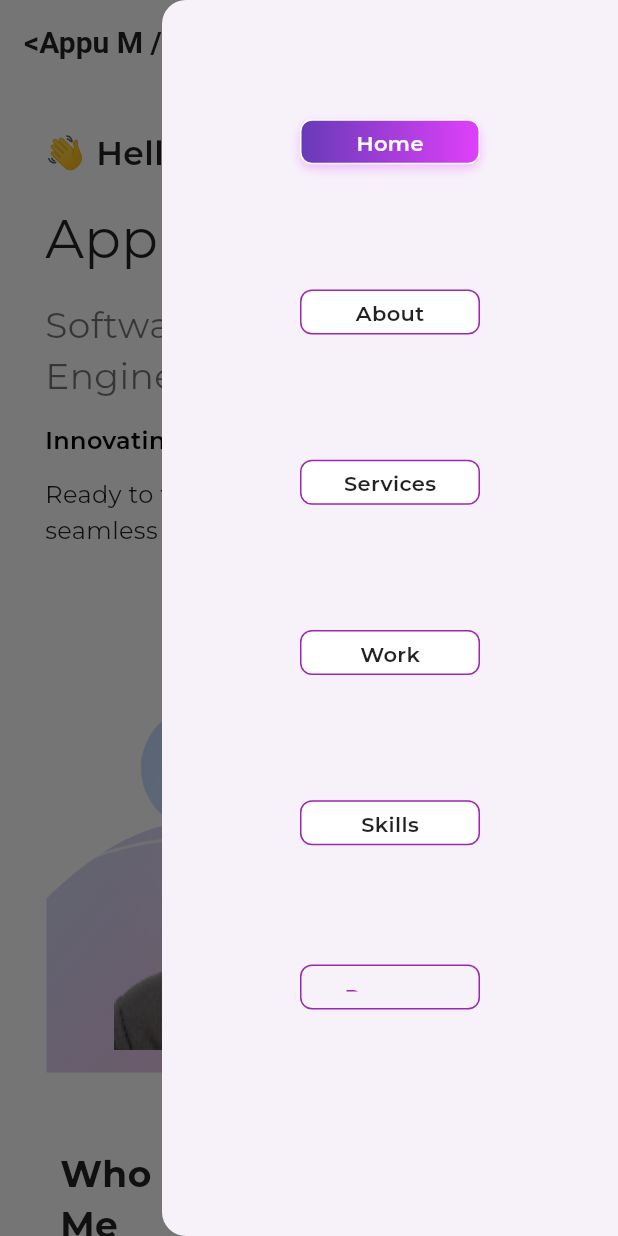
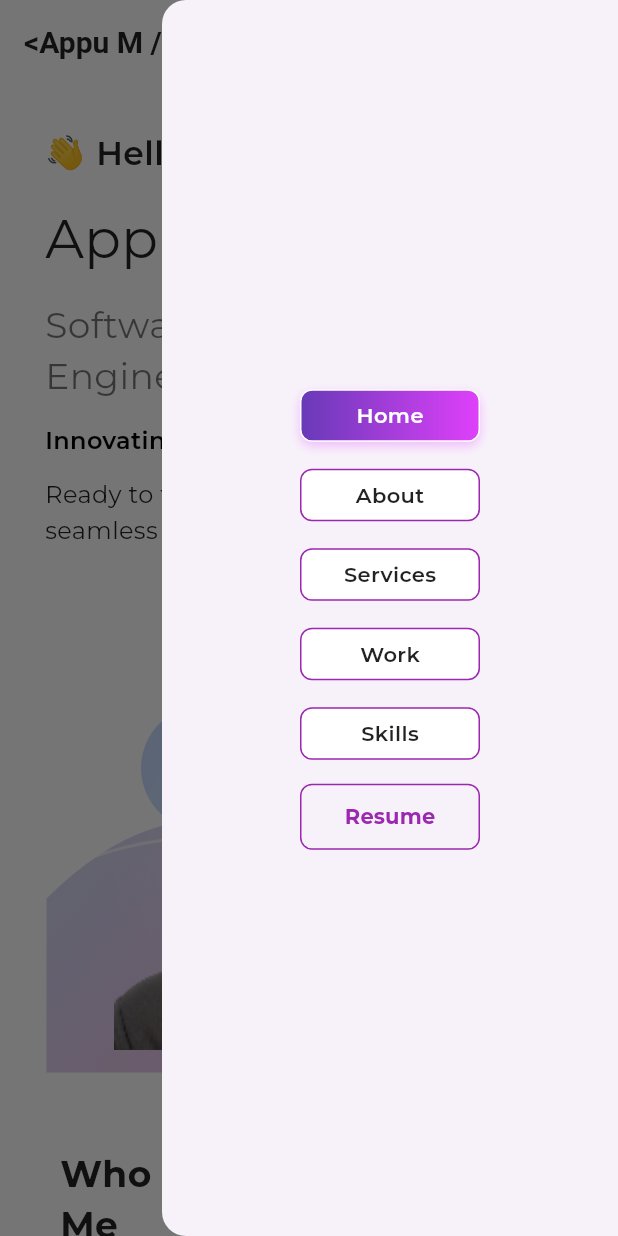
Before and after one commit to Appu-Devloper/developer-portfolio, a Flutter app: the screen it shows after launch, with the side drawer open, on a phone screen of 412 x 824 dp. Run offline on Flutter 3.47's test engine with Material 3 defaults, Android fonts, the phone set to English and light mode, and no system bars; our stand-ins replace font_awesome_flutter, google_fonts, responsive_framework, shimmer.

```diff
--- a/lib/presentation/screens/main_page.dart
+++ b/lib/presentation/screens/main_page.dart
@@ -140,15 +140,17 @@ class _MainPageState extends State<MainPage> {
       endDrawer: MediaQuery.of(context).size.width <= 600
           ? Drawer(
               child: Column(
-               mainAxisAlignment: MainAxisAlignment.spaceEvenly,
+               mainAxisAlignment: MainAxisAlignment.center,
                 children: [
 
                  _buildNavButton1("Home", _keys[0], 0),
+                 SizedBox(height: 10),
                 _buildNavButton1("About", _keys[1], 1),
-                _buildNavButton1("Services", _keys[2], 2),
-                _buildNavButton1("Work", _keys[3], 3),
-                _buildNavButton1("Skills", _keys[4], 4),
-                SizedBox(height: 30,width: 120,
+SizedBox(height: 10),
+                _buildNavButton1("Services", _keys[2], 2),SizedBox(height: 10),
+                _buildNavButton1("Work", _keys[3], 3),SizedBox(height: 10),
+                _buildNavButton1("Skills", _keys[4], 4),SizedBox(height: 10),
+                SizedBox(width: 120,
                   child: OutlinedButton(
                     onPressed: _launchResumeURL,
                     style: OutlinedButton.styleFrom(
@@ -168,7 +170,7 @@ class _MainPageState extends State<MainPage> {
                     ),
                   ),
                 ),
-                SizedBox(width: 20),
+
                 ],
               ),
             )
@@ -252,7 +254,7 @@ class _MainPageState extends State<MainPage> {
         child: Column(
           mainAxisSize: MainAxisSize.min,
           children: [
-            Container(width: 120,height: 30,
+            Container(width: 120,height: 35,
               padding: EdgeInsets.symmetric(vertical: 5, horizontal: 16),
               decoration: BoxDecoration(
                 gradient: LinearGradient(
```
Also changed, not shown: lib/sections/experience_section.dart (+6 -6 lines).
